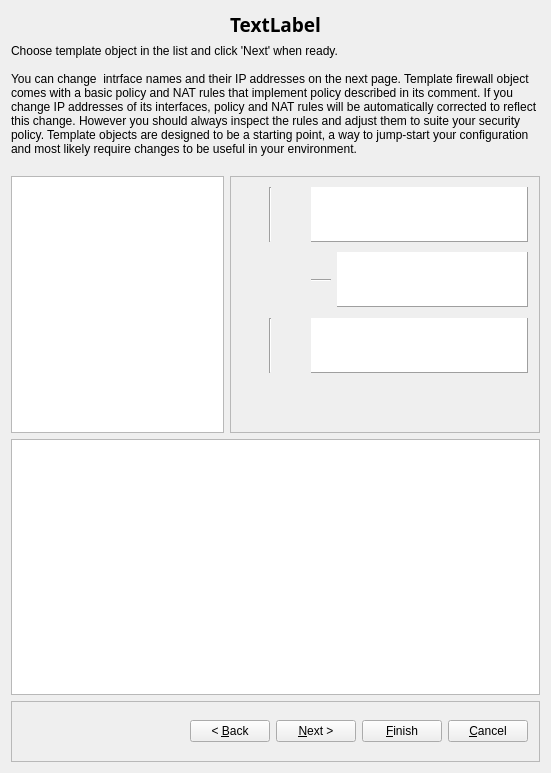
Qt form src/gui/newfirewalldialog_q.ui (fwbuilder/fwbuilder) before a commit.
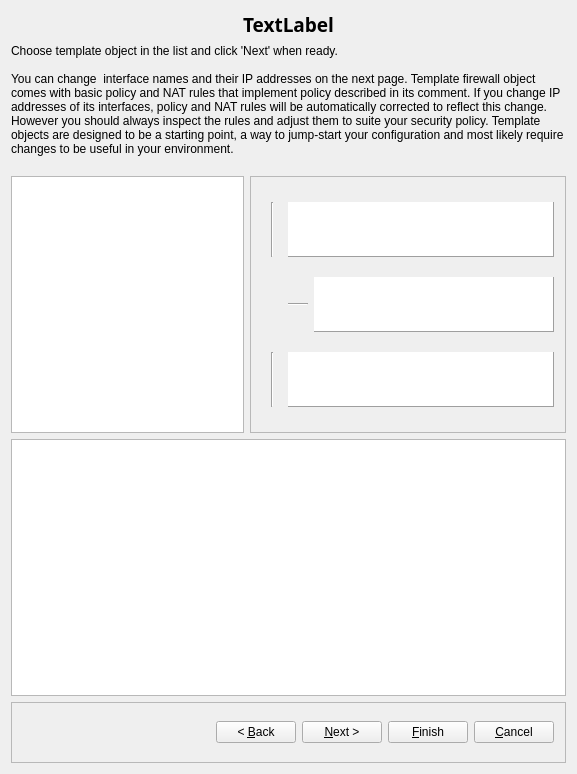
The same form after that commit. Icons and pictures are not drawn. Custom widgets are drawn as their Qt base class.

Commit message:
* Added template for the OpenWRT firewall. Fixes #1237
removed unnecessary qDebug() printing

The edit to the form file:
```diff
--- a/src/gui/newfirewalldialog_q.ui
+++ b/src/gui/newfirewalldialog_q.ui
@@ -1,12 +1,12 @@
 <ui version="4.0" >
  <class>newFirewallDialog_q</class>
- <widget class="QDialog" name="newFirewallDialog_q" >
-  <property name="geometry" >
+ <widget class="QDialog" name="newFirewallDialog_q">
+  <property name="geometry">
    <rect>
     <x>0</x>
     <y>0</y>
-    <width>551</width>
-    <height>773</height>
+    <width>577</width>
+    <height>774</height>
    </rect>
   </property>
   <layout class="QGridLayout" name="gridLayout_2" >
@@ -537,9 +537,9 @@
            <verstretch>0</verstretch>
           </sizepolicy>
          </property>
-         <property name="minimumSize" >
+         <property name="minimumSize">
           <size>
-           <width>310</width>
+           <width>250</width>
            <height>210</height>
           </size>
          </property>
@@ -549,17 +549,11 @@
          <property name="frameShadow" >
           <enum>QFrame::Sunken</enum>
          </property>
-         <widget class="Line" name="intfOutsideLine" >
-          <property name="geometry" >
-           <rect>
-            <x>30</x>
-            <y>11</y>
-            <width>20</width>
-            <height>55</height>
-           </rect>
-          </property>
-          <property name="sizePolicy" >
-           <sizepolicy vsizetype="Minimum" hsizetype="Fixed" >
+         <layout class="QGridLayout" name="gridLayout_3">
+          <item row="0" column="0">
+           <widget class="Line" name="intfOutsideLine">
+            <property name="sizePolicy">
+             <sizepolicy hsizetype="Fixed" vsizetype="Minimum">
             <horstretch>0</horstretch>
             <verstretch>0</verstretch>
            </sizepolicy>
@@ -580,17 +574,11 @@
            <enum>Qt::Vertical</enum>
           </property>
          </widget>
-         <widget class="QTextBrowser" name="intfOutsideText" >
-          <property name="geometry" >
-           <rect>
-            <x>81</x>
-            <y>11</y>
-            <width>217</width>
-            <height>55</height>
-           </rect>
-          </property>
-          <property name="sizePolicy" >
-           <sizepolicy vsizetype="Fixed" hsizetype="Expanding" >
+          </item>
+          <item row="0" column="1" colspan="2">
+           <widget class="QTextBrowser" name="intfOutsideText">
+            <property name="sizePolicy">
+             <sizepolicy hsizetype="Expanding" vsizetype="Fixed">
             <horstretch>0</horstretch>
             <verstretch>0</verstretch>
            </sizepolicy>
@@ -614,36 +602,24 @@
            <enum>Qt::ScrollBarAlwaysOff</enum>
           </property>
          </widget>
-         <widget class="QLabel" name="pixmapLabel1" >
-          <property name="geometry" >
-           <rect>
-            <x>11</x>
-            <y>72</y>
-            <width>64</width>
-            <height>64</height>
-           </rect>
-          </property>
-          <property name="pixmap" >
-           <pixmap resource="MainRes.qrc" >:/Icons/firewall_64.png</pixmap>
-          </property>
-          <property name="scaledContents" >
+          </item>
+          <item row="1" column="0">
+           <widget class="QLabel" name="pixmapLabel1">
+            <property name="pixmap">
+             <pixmap resource="MainRes.qrc">:/Icons/firewall_64.png</pixmap>
+            </property>
+            <property name="scaledContents">
            <bool>false</bool>
           </property>
           <property name="wordWrap" >
            <bool>false</bool>
           </property>
          </widget>
-         <widget class="Line" name="intfDMZLine" >
-          <property name="geometry" >
-           <rect>
-            <x>81</x>
-            <y>94</y>
-            <width>20</width>
-            <height>20</height>
-           </rect>
-          </property>
-          <property name="sizePolicy" >
-           <sizepolicy vsizetype="Fixed" hsizetype="Minimum" >
+          </item>
+          <item row="1" column="1">
+           <widget class="Line" name="intfDMZLine">
+            <property name="sizePolicy">
+             <sizepolicy hsizetype="Minimum" vsizetype="Fixed">
             <horstretch>0</horstretch>
             <verstretch>0</verstretch>
            </sizepolicy>
@@ -664,17 +640,11 @@
            <enum>Qt::Horizontal</enum>
           </property>
          </widget>
-         <widget class="QTextBrowser" name="intfDMZText" >
-          <property name="geometry" >
-           <rect>
-            <x>107</x>
-            <y>76</y>
-            <width>191</width>
-            <height>55</height>
-           </rect>
-          </property>
-          <property name="sizePolicy" >
-           <sizepolicy vsizetype="Fixed" hsizetype="Expanding" >
+          </item>
+          <item row="1" column="2">
+           <widget class="QTextBrowser" name="intfDMZText">
+            <property name="sizePolicy">
+             <sizepolicy hsizetype="Expanding" vsizetype="Fixed">
             <horstretch>0</horstretch>
             <verstretch>0</verstretch>
            </sizepolicy>
@@ -698,17 +668,11 @@
            <enum>Qt::ScrollBarAlwaysOff</enum>
           </property>
          </widget>
-         <widget class="Line" name="intfInsideLine" >
-          <property name="geometry" >
-           <rect>
-            <x>30</x>
-            <y>142</y>
-            <width>20</width>
-            <height>55</height>
-           </rect>
-          </property>
-          <property name="sizePolicy" >
-           <sizepolicy vsizetype="Minimum" hsizetype="Fixed" >
+          </item>
+          <item row="2" column="0">
+           <widget class="Line" name="intfInsideLine">
+            <property name="sizePolicy">
+             <sizepolicy hsizetype="Fixed" vsizetype="Minimum">
             <horstretch>0</horstretch>
             <verstretch>0</verstretch>
            </sizepolicy>
@@ -729,17 +693,11 @@
            <enum>Qt::Vertical</enum>
           </property>
          </widget>
-         <widget class="QTextBrowser" name="intfInsideText" >
-          <property name="geometry" >
-           <rect>
-            <x>81</x>
-            <y>142</y>
-            <width>217</width>
-            <height>55</height>
-           </rect>
-          </property>
-          <property name="sizePolicy" >
-           <sizepolicy vsizetype="Fixed" hsizetype="Expanding" >
+          </item>
+          <item row="2" column="1" colspan="2">
+           <widget class="QTextBrowser" name="intfInsideText">
+            <property name="sizePolicy">
+             <sizepolicy hsizetype="Expanding" vsizetype="Fixed">
             <horstretch>0</horstretch>
             <verstretch>0</verstretch>
            </sizepolicy>
@@ -763,14 +721,16 @@
            <enum>Qt::ScrollBarAlwaysOff</enum>
           </property>
          </widget>
+          </item>
+         </layout>
         </widget>
        </item>
-       <item row="0" column="0" colspan="2" >
-        <widget class="QLabel" name="textLabel1" >
-         <property name="text" >
+       <item row="0" column="0" colspan="2">
+        <widget class="QLabel" name="textLabel1">
+         <property name="text">
           <string>Choose template object in the list and click 'Next' when ready.
 
-You can change  intrface names and their IP addresses on the next page. Template firewall object comes with a basic policy and NAT rules that implement policy described in its comment. If you change IP addresses of its interfaces, policy and NAT rules will be automatically corrected to reflect this change. However you should always inspect the rules and adjust them to suite your security policy. Template objects are designed to be a starting point, a way to jump-start your configuration and most likely require changes to be useful in your environment.
+You can change  interface names and their IP addresses on the next page. Template firewall object comes with basic policy and NAT rules that implement policy described in its comment. If you change IP addresses of its interfaces, policy and NAT rules will be automatically corrected to reflect this change. However you should always inspect the rules and adjust them to suite your security policy. Template objects are designed to be a starting point, a way to jump-start your configuration and most likely require changes to be useful in your environment.
 </string>
          </property>
          <property name="alignment" >
@@ -784,9 +744,15 @@
        <item row="2" column="0" colspan="2" >
         <widget class="QTextBrowser" name="templateComment" />
        </item>
-       <item row="1" column="0" >
-        <widget class="QListWidget" name="templateList" >
-         <property name="maximumSize" >
+       <item row="1" column="0">
+        <widget class="QListWidget" name="templateList">
+         <property name="minimumSize">
+          <size>
+           <width>200</width>
+           <height>0</height>
+          </size>
+         </property>
+         <property name="maximumSize">
           <size>
            <width>250</width>
            <height>16777215</height>
@@ -897,7 +863,7 @@
    </item>
   </layout>
  </widget>
- <layoutdefault spacing="6" margin="11" />
+ <layoutdefault spacing="6" margin="11"/>
  <customwidgets>
   <customwidget>
    <class>InterfacesTabWidget</class>
```
Left out of the diff: 543 changed lines with no effect on the pictures. Lines whose indentation alone changed are shown as unchanged. The commit also changes 5 other files.
